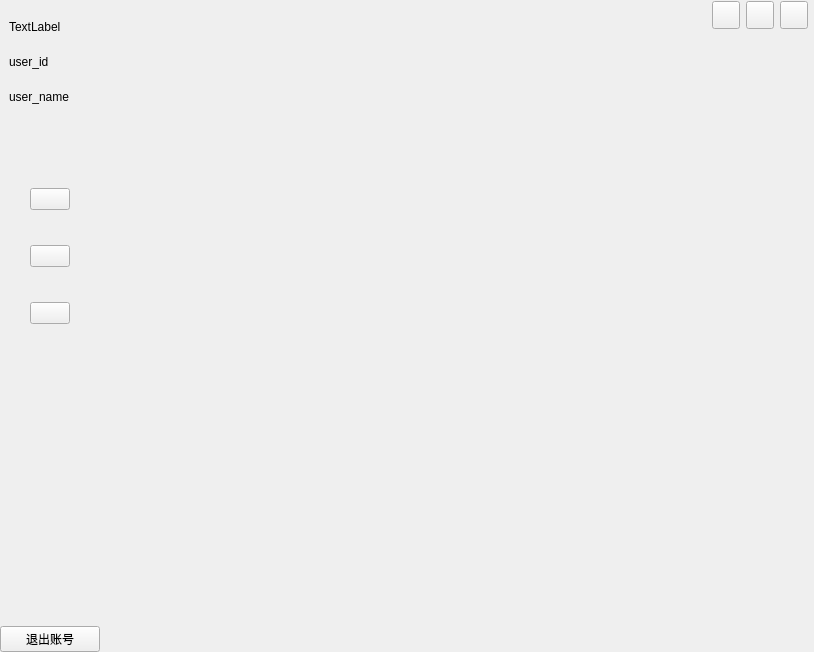
First picture: the form in SmartHome-Client/Client-UI/MainWidget/MainWidget.ui, repository rtomway/Qt-SmartHome, before the edit.
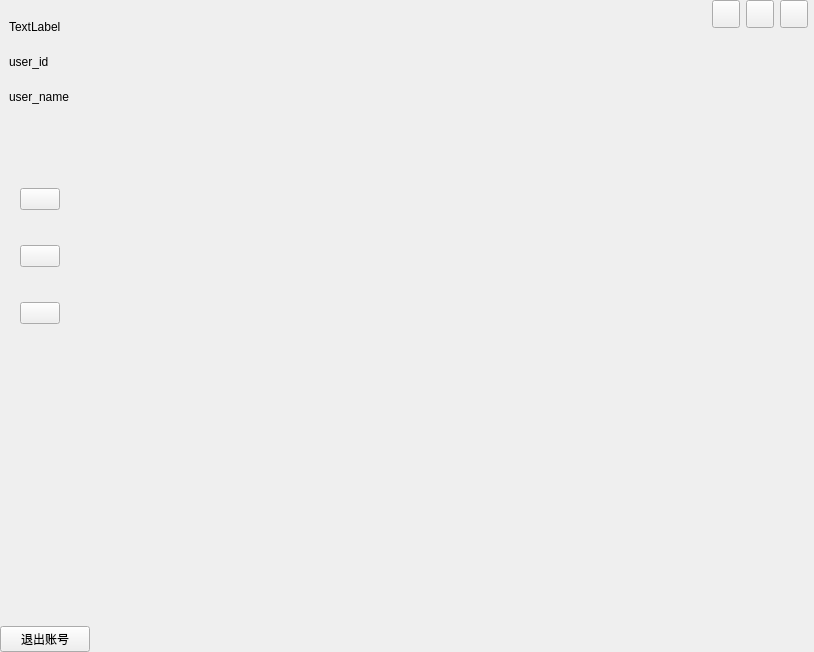
Second picture: the form after the edit.

```diff
--- a/SmartHome-Client/Client-UI/MainWidget/MainWidget.ui
+++ b/SmartHome-Client/Client-UI/MainWidget/MainWidget.ui
@@ -97,7 +97,7 @@
        <widget class="QWidget" name="widget_6" native="true">
         <layout class="QVBoxLayout" name="verticalLayout">
          <property name="leftMargin">
-          <number>30</number>
+          <number>20</number>
          </property>
          <property name="topMargin">
           <number>0</number>
@@ -157,7 +157,7 @@
    </item>
    <item>
     <widget class="QWidget" name="widget_3" native="true">
-     <layout class="QVBoxLayout" name="verticalLayout_6" stretch="1,1,20">
+     <layout class="QVBoxLayout" name="verticalLayout_6" stretch="1,33">
       <property name="spacing">
        <number>0</number>
       </property>
@@ -175,6 +175,12 @@
       </property>
       <item>
        <widget class="QWidget" name="widget_4" native="true">
+        <property name="maximumSize">
+         <size>
+          <width>16777215</width>
+          <height>28</height>
+         </size>
+        </property>
         <layout class="QHBoxLayout" name="horizontalLayout_2">
          <property name="leftMargin">
           <number>0</number>
@@ -255,19 +261,6 @@
         </layout>
        </widget>
       </item>
-      <item>
-       <spacer name="verticalSpacer_3">
-        <property name="orientation">
-         <enum>Qt::Vertical</enum>
-        </property>
-        <property name="sizeHint" stdset="0">
-         <size>
-          <width>20</width>
-          <height>26</height>
-         </size>
-        </property>
-       </spacer>
-      </item>
       <item>
        <widget class="QWidget" name="widget_2" native="true">
         <layout class="QVBoxLayout" name="verticalLayout_2">
```
